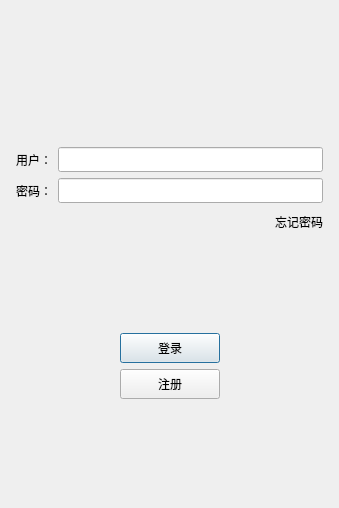
First picture: the form in client/LoginDialog.ui, repository 0WAQ/fschat, before the edit.
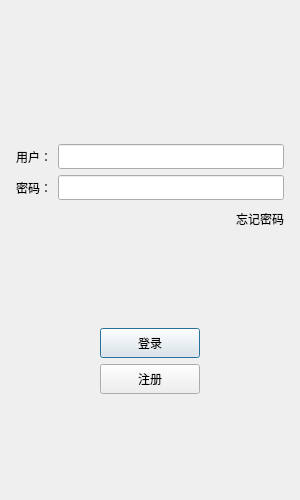
Second picture: the form after the edit. Icons and pictures are not drawn.

Diff of the .ui file:
```diff
--- a/client/LoginDialog.ui
+++ b/client/LoginDialog.ui
@@ -6,10 +6,22 @@
    <rect>
     <x>0</x>
     <y>0</y>
-    <width>339</width>
-    <height>508</height>
+    <width>300</width>
+    <height>500</height>
    </rect>
   </property>
+  <property name="minimumSize">
+   <size>
+    <width>300</width>
+    <height>500</height>
+   </size>
+  </property>
+  <property name="maximumSize">
+   <size>
+    <width>300</width>
+    <height>500</height>
+   </size>
+  </property>
   <property name="windowTitle">
    <string>Dialog</string>
   </property>
```
